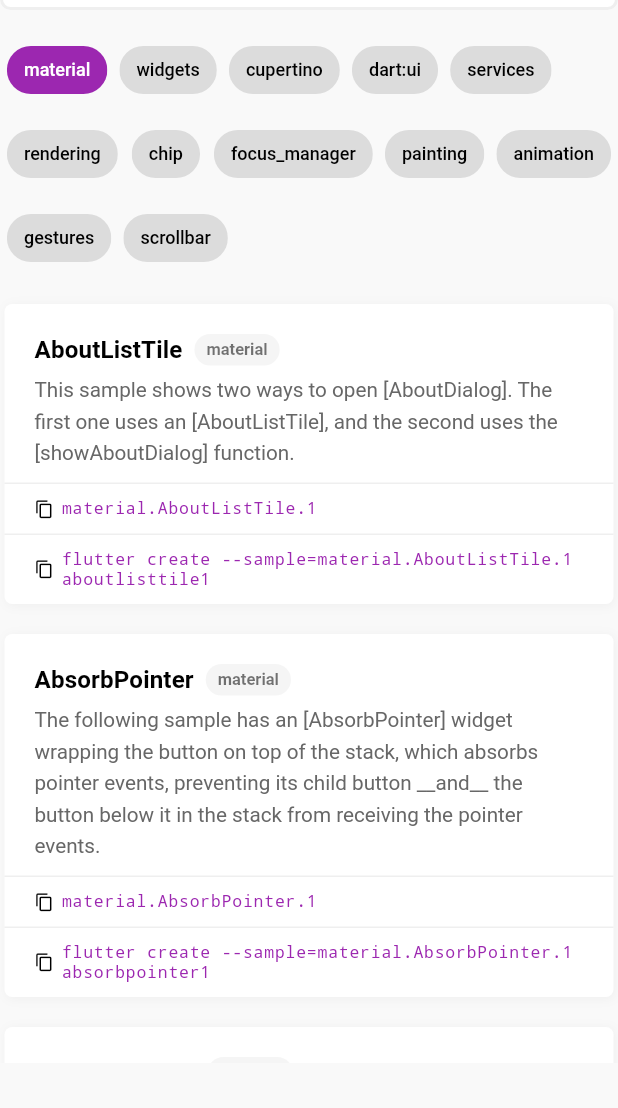
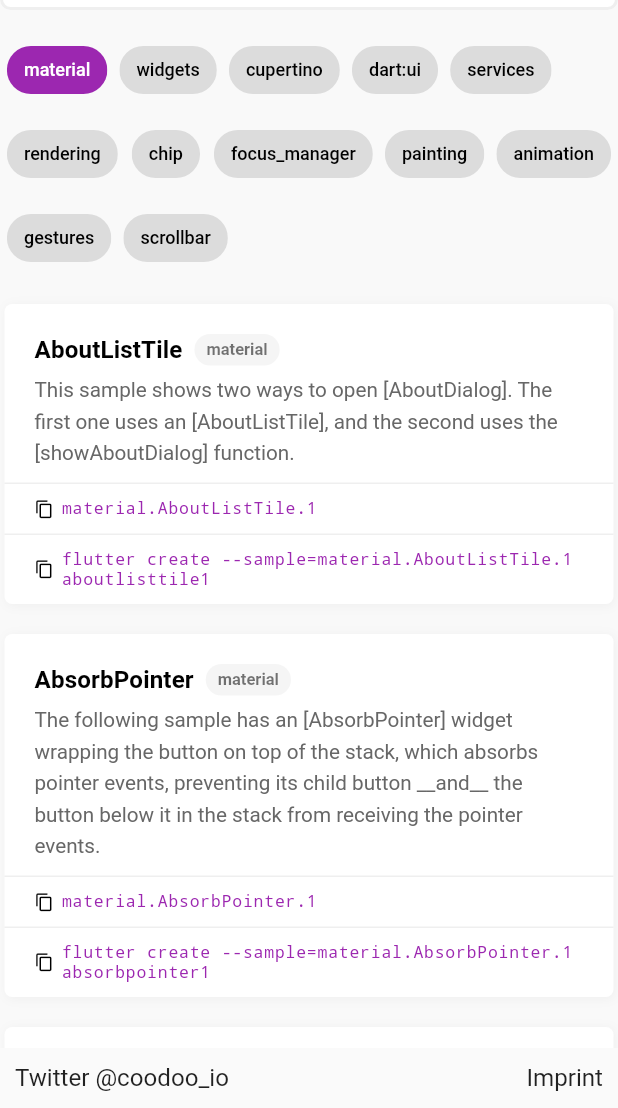
Before and after one commit to coodoo-io/flutter_samples_search, a Flutter app: the screen it shows after launch, after a tap on "material", on a phone screen of 412 x 824 dp, the part 128-1236 px from its top. Run offline on Flutter 3.47's test engine with Material 2 defaults, Android fonts, the phone set to English and light mode, and no system bars; our stand-ins replace firebase_analytics, firebase_core; accounts and stored records are empty; statements that could not run were skipped.

Commit message:
Resolve "FLU-171 Flutter Samples - Footer mit "Imprint" Link erstellen"

```diff
--- a/lib/main.dart
+++ b/lib/main.dart
@@ -3,10 +3,11 @@
 import 'package:firebase_analytics/firebase_analytics.dart';
 import 'package:firebase_core/firebase_core.dart';
 import 'package:flutter/material.dart';
+import 'package:samples/firebase_options.dart';
 import 'package:samples/library_chips.dart';
-import 'package:samples/firebase_options.dart';
 import 'package:samples/sample.dart';
 import 'package:flutter/services.dart';
+import 'package:url_launcher/url_launcher.dart';
 
 void main() async {
   WidgetsFlutterBinding.ensureInitialized();
@@ -219,6 +220,7 @@
               searchList.isNotEmpty
                   ? Flexible(
                       child: ListView.builder(
+                          shrinkWrap: true,
                           itemCount: searchList.length,
                           primary: false,
                           itemBuilder: (context, index) {
@@ -235,8 +237,37 @@
                             );
                           }),
                     )
-                  : const Padding(padding: EdgeInsets.only(top: 10), child: Center(child: Text('No results.')))
+                  : const Padding(padding: EdgeInsets.only(top: 10), child: Center(child: Text('No results.'))),
             ],
+          ),
+        ),
+      ),
+      bottomSheet: Container(
+        height: 40.0,
+        alignment: Alignment.center,
+        child: Center(
+          child: Container(
+            padding: const EdgeInsets.symmetric(horizontal: 10),
+            constraints: BoxConstraints(maxWidth: maxWidth),
+            child: Row(
+              mainAxisAlignment: MainAxisAlignment.spaceBetween,
+              children: [
+                InkWell(
+                  child: const Text('Twitter @coodoo_io'),
+                  onTap: () async => await launchUrl(
+                    Uri(scheme: 'https', host: 'www.twitter.com', path: 'coodoo_io'),
+                    mode: LaunchMode.externalApplication,
+                  ),
+                ),
+                InkWell(
+                  child: const Text('Imprint'),
+                  onTap: () async => await launchUrl(
+                    Uri(scheme: 'https', host: 'www.coodoo.de', path: 'impressum'),
+                    mode: LaunchMode.externalApplication,
+                  ),
+                ),
+              ],
+            ),
           ),
         ),
       ),
--- a/pubspec.yaml
+++ b/pubspec.yaml
@@ -13,6 +13,7 @@
   firebase_core: ^2.1.1
   flutter:
     sdk: flutter
+  url_launcher: ^6.1.6
 
 dev_dependencies:
   flutter_lints: ^2.0.1
```
Also changed, not shown: pubspec.lock.
